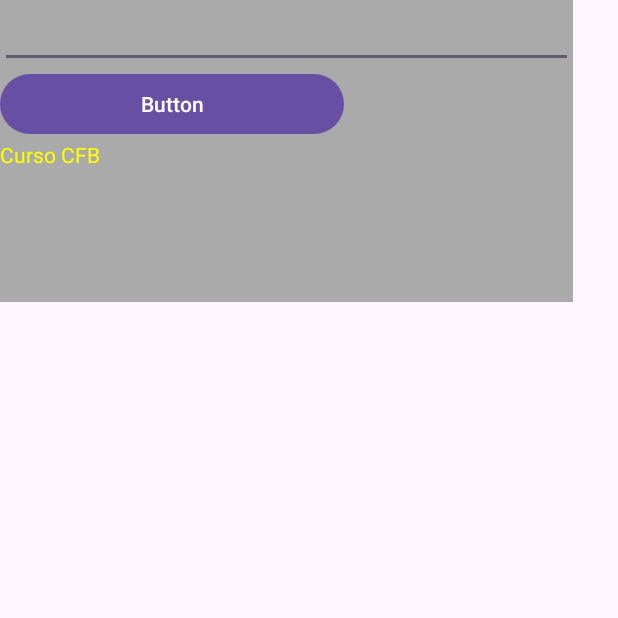
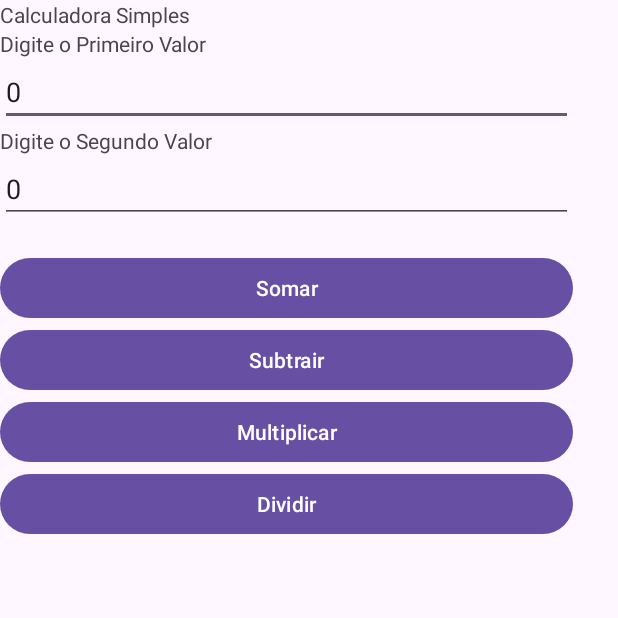
Before and after one commit to Rfaelsn/curso_android_java, an Android app: the screen it shows after launch (MainActivity), on a phone screen of 412 x 824 dp, the top half of it. Run offline under Robolectric (Android 15) with nearby library versions, the phone set to English and light mode, and no system bars.

Commit message:
feat[aula 05] desenvolvendo calculadora simples

```diff
--- a/app/src/main/java/com/example/aula01/MainActivity.java
+++ b/app/src/main/java/com/example/aula01/MainActivity.java
@@ -9,20 +9,57 @@ import android.widget.EditText;
 import android.widget.TextView;
 
 public class MainActivity extends AppCompatActivity {
-
+    double num1, num2, result;
     @Override
     protected void onCreate(Bundle savedInstanceState) {
         super.onCreate(savedInstanceState);
         setContentView(R.layout.activity_main);
 
+        Button btn_somar = (Button) findViewById(R.id.btn_somar);
+        Button btn_subtrair = (Button) findViewById(R.id.btn_subtrair);
+        Button btn_multiplicar = (Button) findViewById(R.id.btn_multiplicar);
+        Button btn_dividir = (Button) findViewById(R.id.btn_dividir);
 
-        Button btn_action = (Button) findViewById(R.id.btn_ativation);
-        TextView tv_result_nome = (TextView) findViewById(R.id.tv_result_name);
-        EditText et_nome = (EditText) findViewById(R.id.et_name);
+        EditText et_valor1 = (EditText) findViewById(R.id.et_valor1);
+        EditText et_valor2 = (EditText) findViewById(R.id.et_valor2);
 
-        btn_action.setOnClickListener(new View.OnClickListener(){
+        TextView tv_resultado = (TextView) findViewById(R.id.tv_resultado);
+
+        btn_somar.setOnClickListener(new View.OnClickListener(){
             public void onClick(View v){
-                tv_result_nome.setText(et_nome.getText());
+                num1 = Double.parseDouble(et_valor1.getText().toString());
+                num2 = Double.parseDouble(et_valor2.getText().toString());
+                result = num1 + num2;
+                tv_resultado.setText(String.valueOf(result));
+            }
+        });
+
+        btn_subtrair.setOnClickListener(new View.OnClickListener(){
+            public void onClick(View v){
+                num1 = Double.parseDouble(et_valor1.getText().toString());
+                num2 = Double.parseDouble(et_valor2.getText().toString());
+                result = num1 - num2;
+                tv_resultado.setText(String.valueOf(result));
+            }
+        });
+
+
+        btn_multiplicar.setOnClickListener(new View.OnClickListener(){
+            public void onClick(View v){
+                num1 = Double.parseDouble(et_valor1.getText().toString());
+                num2 = Double.parseDouble(et_valor2.getText().toString());
+                result = num1 * num2;
+                tv_resultado.setText(String.valueOf(result));
+            }
+        });
+
+
+        btn_dividir.setOnClickListener(new View.OnClickListener(){
+            public void onClick(View v){
+                num1 = Double.parseDouble(et_valor1.getText().toString());
+                num2 = Double.parseDouble(et_valor2.getText().toString());
+                result = num1 / num2;
+                tv_resultado.setText(String.valueOf(result));
             }
         });
     }
--- a/app/src/main/res/layout/activity_main.xml
+++ b/app/src/main/res/layout/activity_main.xml
@@ -8,34 +8,74 @@
 
     <LinearLayout
         android:layout_width="382dp"
-        android:layout_height="201dp"
-        android:background="@color/gray"
+        android:layout_height="match_parent"
         android:orientation="vertical"
         tools:layout_editor_absoluteX="13dp"
         tools:layout_editor_absoluteY="16dp">
 
+        <TextView
+            android:id="@+id/textView3"
+            android:layout_width="match_parent"
+            android:layout_height="wrap_content"
+            android:text="@string/app_name" />
+
+        <TextView
+            android:id="@+id/textView4"
+            android:layout_width="match_parent"
+            android:layout_height="wrap_content"
+            android:text="@string/valor1" />
+
         <EditText
-            android:id="@+id/et_name"
+            android:id="@+id/et_valor1"
             android:layout_width="match_parent"
             android:layout_height="wrap_content"
             android:ems="10"
-            android:inputType="text" />
-        <Button
-            android:id="@+id/btn_ativation"
-            android:layout_width="229dp"
-            android:layout_height="wrap_content"
-            android:text="Button" />
+            android:inputType="number"
+            android:numeric="decimal"
+            android:text="0" />
 
         <TextView
-            android:id="@+id/textView"
+            android:id="@+id/textView5"
             android:layout_width="match_parent"
             android:layout_height="wrap_content"
-            android:text="@string/name_curso"
-            android:textColor="@color/yellow" />
+            android:text="@string/valor2" />
+
+        <EditText
+            android:id="@+id/et_valor2"
+            android:layout_width="match_parent"
+            android:layout_height="wrap_content"
+            android:ems="10"
+            android:inputType="number"
+            android:numeric="decimal"
+            android:text="0" />
 
         <TextView
-            android:id="@+id/tv_result_name"
+            android:id="@+id/tv_resultado"
             android:layout_width="match_parent"
             android:layout_height="wrap_content" />
+
+        <Button
+            android:id="@+id/btn_somar"
+            android:layout_width="match_parent"
+            android:layout_height="wrap_content"
+            android:text="@string/somar" />
+
+        <Button
+            android:id="@+id/btn_subtrair"
+            android:layout_width="match_parent"
+            android:layout_height="wrap_content"
+            android:text="@string/subtrair" />
+
+        <Button
+            android:id="@+id/btn_multiplicar"
+            android:layout_width="match_parent"
+            android:layout_height="wrap_content"
+            android:text="@string/multiplicar" />
+
+        <Button
+            android:id="@+id/btn_dividir"
+            android:layout_width="match_parent"
+            android:layout_height="wrap_content"
+            android:text="@string/dividir" />
     </LinearLayout>
 </androidx.constraintlayout.widget.ConstraintLayout>
--- a/app/src/main/res/values/strings.xml
+++ b/app/src/main/res/values/strings.xml
@@ -1,4 +1,12 @@
 <resources>
-    <string name="app_name">Aula01</string>
+    <string name="app_name">Calculadora Simples</string>
     <string name="name_curso">Curso CFB</string>
+
+    <string name="somar">Somar</string>
+    <string name="subtrair">Subtrair</string>
+    <string name="multiplicar">Multiplicar</string>
+    <string name="dividir">Dividir</string>
+
+    <string name="valor1">Digite o Primeiro Valor</string>
+    <string name="valor2">Digite o Segundo Valor</string>
 </resources>
```
